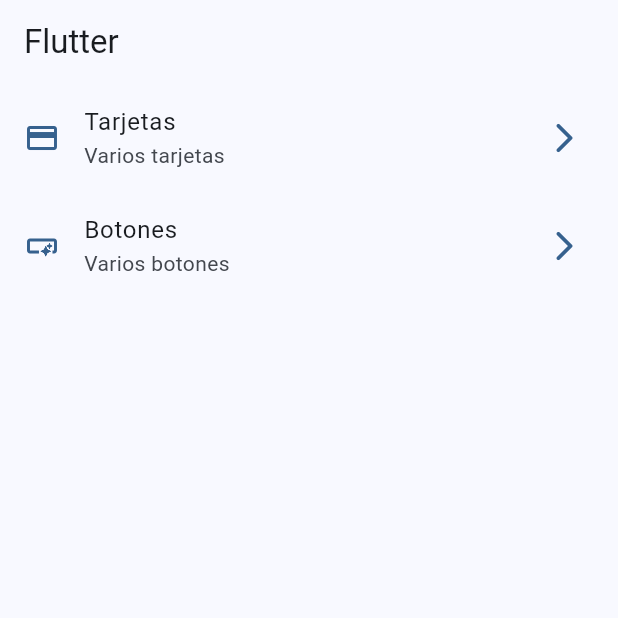
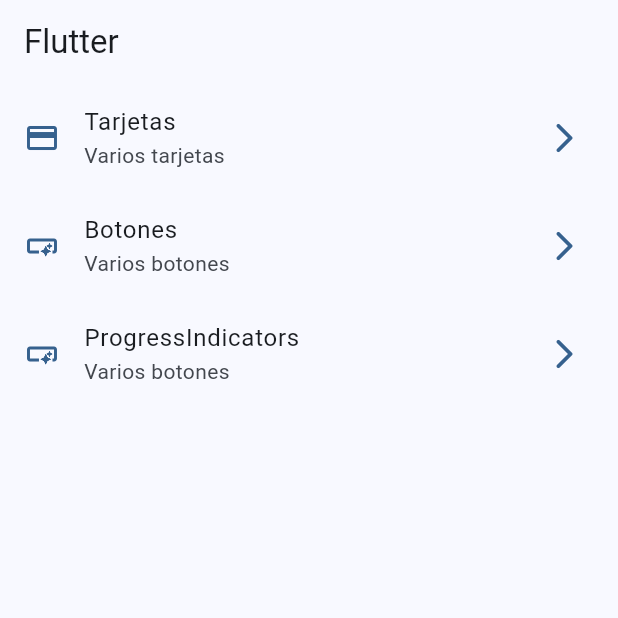
Before and after one commit to yvillegas/widgets_app, a Flutter app: the screen it shows after launch, on a phone screen of 412 x 824 dp, the top half of it. Run offline on Flutter 3.47's test engine with Material 2 defaults, Android fonts, the phone set to English and light mode, and no system bars; our stand-ins replace go_router.

Commit message:
progress indicators finished

```diff
--- a/lib/config/menu/menu_items.dart
+++ b/lib/config/menu/menu_items.dart
@@ -24,4 +24,9 @@ const appMenuItems = <MenuItem>[
       subtitle: 'Varios botones',
       link: '/buttons',
       icon: Icons.smart_button_outlined),
+  MenuItem(
+      title: 'ProgressIndicators',
+      subtitle: 'Varios botones',
+      link: '/progress',
+      icon: Icons.smart_button_outlined),
 ];
--- a/lib/config/router/app_router.dart
+++ b/lib/config/router/app_router.dart
@@ -19,5 +19,10 @@ final appRouter = GoRouter(
       name: CardsScreen.name,
       builder: (context, state) => const CardsScreen(),
     ),
+    GoRoute(
+      path: '/progress',
+      name: ProgressScreen.name,
+      builder: (context, state) => const ProgressScreen(),
+    ),
   ],
 );
```
Also changed, not shown: lib/presentation/screens/progress/progress_screen.dart (+60 -1 lines).
